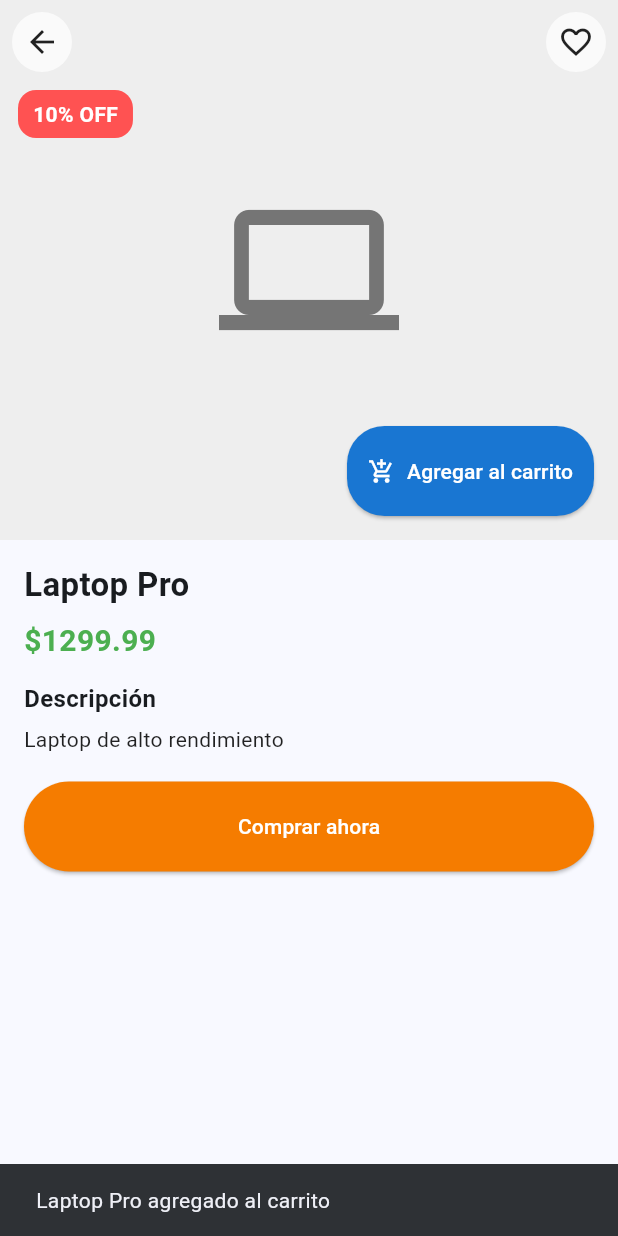
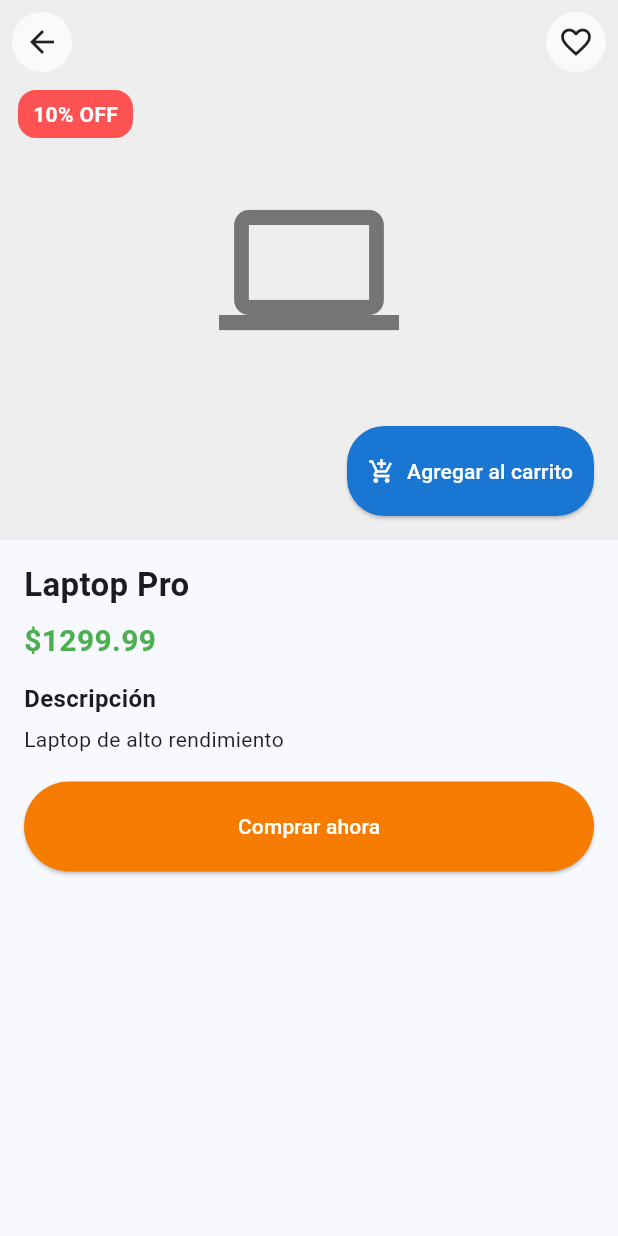
Before and after one commit to MateooMoran/Taller12_MoranMateo, a Flutter app: the ProductoDetalleScreen screen opened directly with sample values from the repository, after a tap on "Agregar al carrito", on a phone screen of 412 x 824 dp. Run offline on Flutter 3.47's test engine with Material 3 defaults, Android fonts, the phone set to English and light mode, and no system bars.

Commit message:
Final_Flutter

```diff
--- a/lib/screens/producto_detalle_screen.dart
+++ b/lib/screens/producto_detalle_screen.dart
@@ -137,11 +137,6 @@ class _ProductoDetalleScreenState extends State<ProductoDetalleScreen> {
                         icon: const Icon(Icons.add_shopping_cart),
                         label: const Text('Agregar al carrito'),
                         onPressed: () {
-                          ScaffoldMessenger.of(context).showSnackBar(
-                            SnackBar(
-                              content: Text('${p.nombre} agregado al carrito'),
-                            ),
-                          );
                         },
                       ),
                     ),
```
